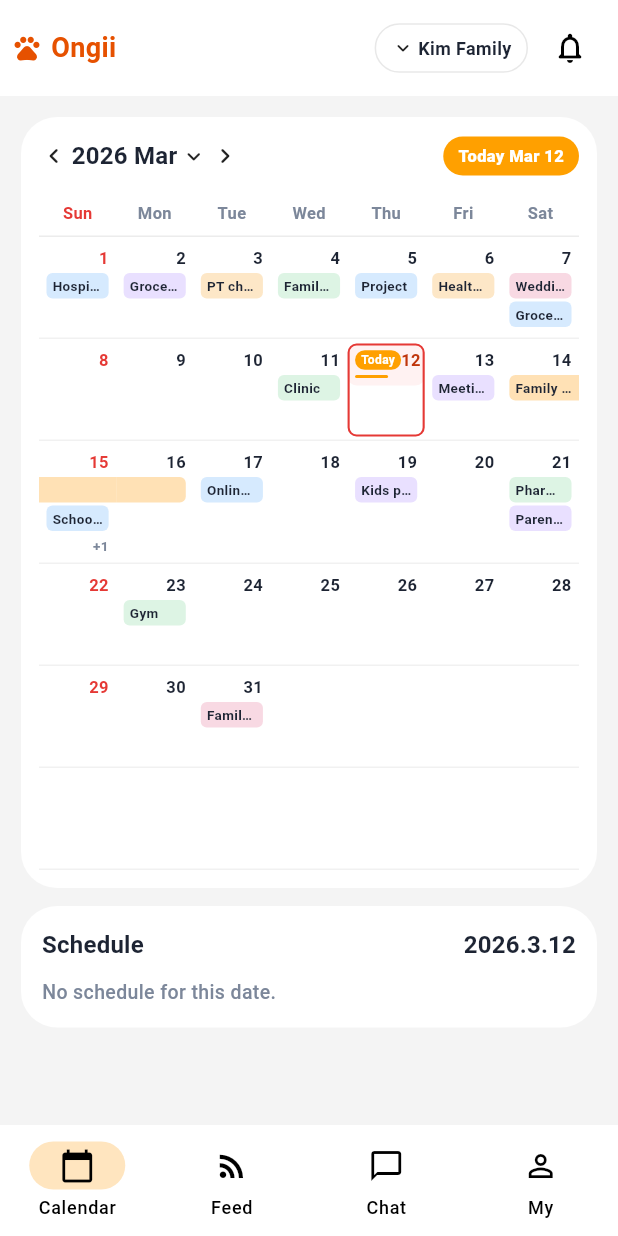
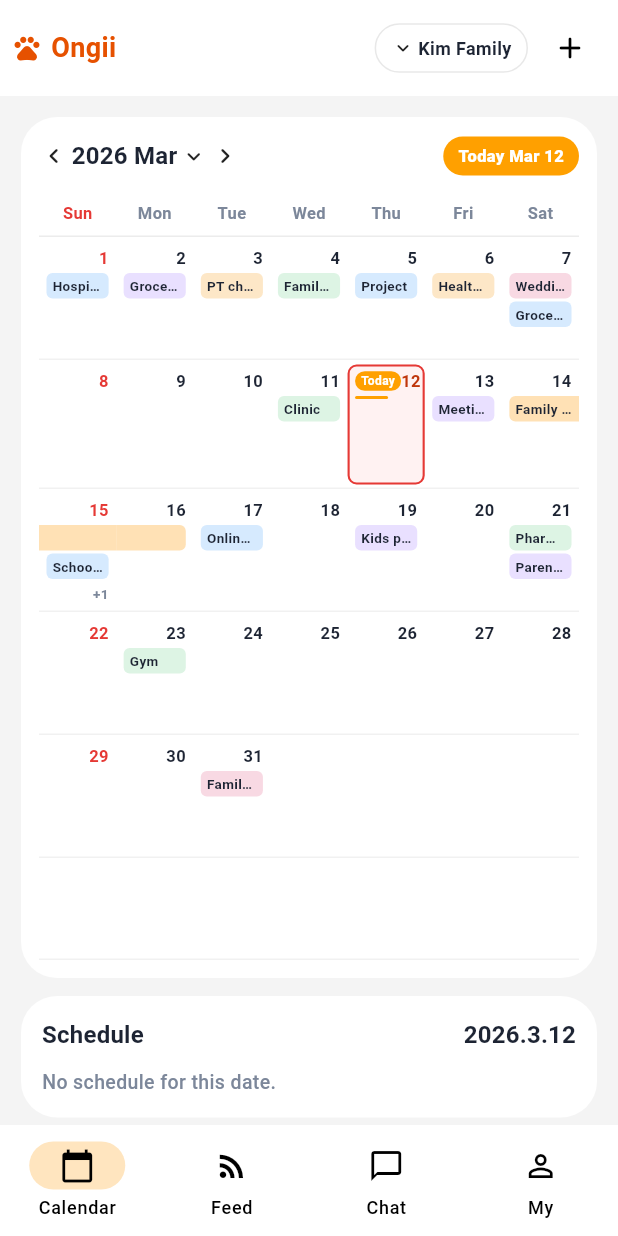
Before and after one commit to DSanyC/ongii_project, a Flutter app: the screen it shows after launch, on a phone screen of 412 x 824 dp. Run offline on Flutter 3.47's test engine with Material 3 defaults, Android fonts, the phone set to English and light mode, and no system bars.

Commit message:
feat: update calendar UI

```diff
--- a/lib/features/calendar_page.dart
+++ b/lib/features/calendar_page.dart
@@ -40,7 +40,7 @@ class _CalendarPageState extends State<CalendarPage> {
             children: [
               const UnifiedPageHeader(
                 title: 'Ongii',
-                actionIcon: Icons.notifications_none_rounded,
+                actionIcon: Icons.add_rounded,
               ),
               Expanded(
                 child: ListView(
@@ -577,6 +577,10 @@ class _DayCell extends StatelessWidget {
       ...dailyPlans,
     ];
     final visiblePlans = orderedPlans.take(2).toList();
+    final normalizedPlans = List<_PlanItem?>.generate(
+      2,
+      (index) => index < visiblePlans.length ? visiblePlans[index] : null,
+    );
     final additionalPlanCount =
         orderedPlans.length > visiblePlans.length ? orderedPlans.length - visiblePlans.length : 0;
 
@@ -668,7 +672,35 @@ class _DayCell extends StatelessWidget {
                                 ),
                               ),
                             const SizedBox(height: 2),
-                            ...visiblePlans.map((plan) {
+                            ...normalizedPlans.map((plan) {
+                              if (plan == null) {
+                                return Container(
+                                  width: double.infinity,
+                                  margin: EdgeInsets.only(
+                                    bottom: 2,
+                                    left: cellHorizontalPadding,
+                                    right: cellHorizontalPadding,
+                                  ),
+                                  padding: EdgeInsets.symmetric(
+                                    horizontal: isNarrow ? 3 : 4,
+                                    vertical: isNarrow ? 1 : 2,
+                                  ),
+                                  child: Opacity(
+                                    opacity: 0,
+                                    child: Text(
+                                      'placeholder',
+                                      maxLines: 1,
+                                      overflow: TextOverflow.ellipsis,
+                                      style: TextStyle(
+                                        fontSize: isNarrow ? 8 : 9,
+                                        color: AppTheme.textPrimary,
+                                        fontWeight: FontWeight.w600,
+                                      ),
+                                    ),
+                                  ),
+                                );
+                              }
+
                               final isRangeBar = rangePlan != null && plan.isMultiDay;
                               final shouldHideText = isRangeBar && !rangePlan.isStartDay(day!);
                               final barLeftMargin = isRangeBar && !rangePlan.isStartDay(day!)
@@ -734,7 +766,6 @@ class _DayCell extends StatelessWidget {
                                       ),
                               );
                             }),
-                            if (additionalPlanCount > 0)
                             Padding(
                               padding: EdgeInsets.only(
                                 top: 1,
@@ -744,7 +775,7 @@ class _DayCell extends StatelessWidget {
                               child: Align(
                                 alignment: Alignment.centerRight,
                                 child: Text(
-                                    '+$additionalPlanCount',
+                                  additionalPlanCount > 0 ? '+$additionalPlanCount' : ' ',
                                   style: TextStyle(
                                     fontSize: isNarrow ? 8 : 9,
                                     color: AppTheme.textMuted,
```
Also changed, not shown: 2 other files. Lines whose indentation alone changed are shown as unchanged.
